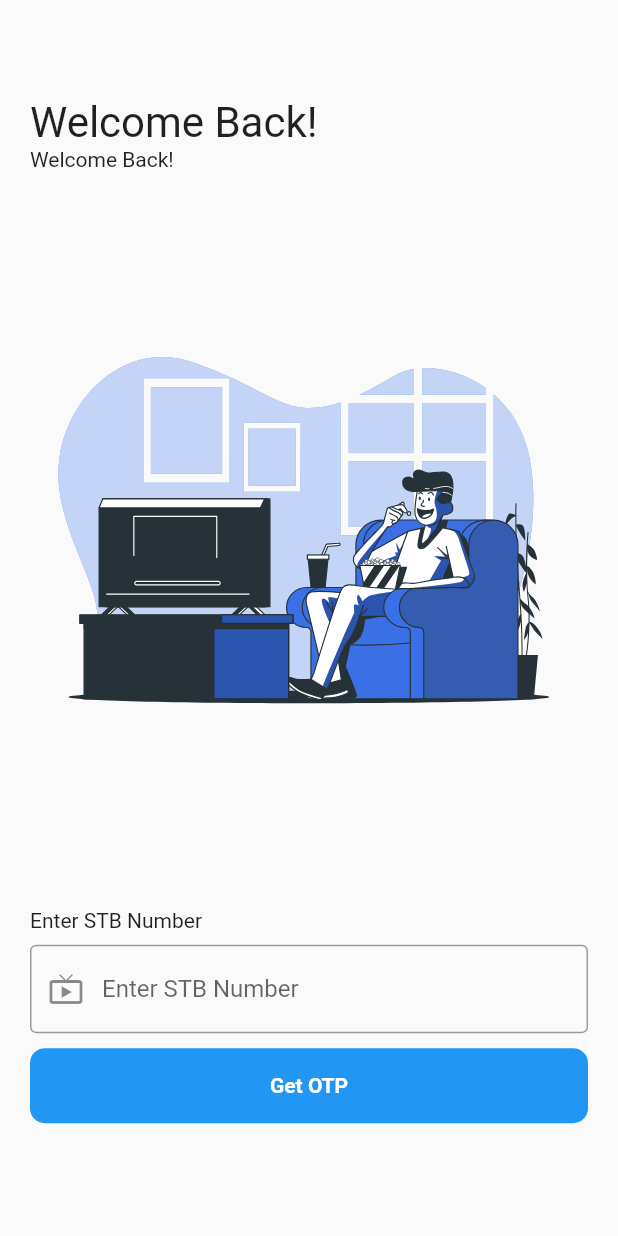
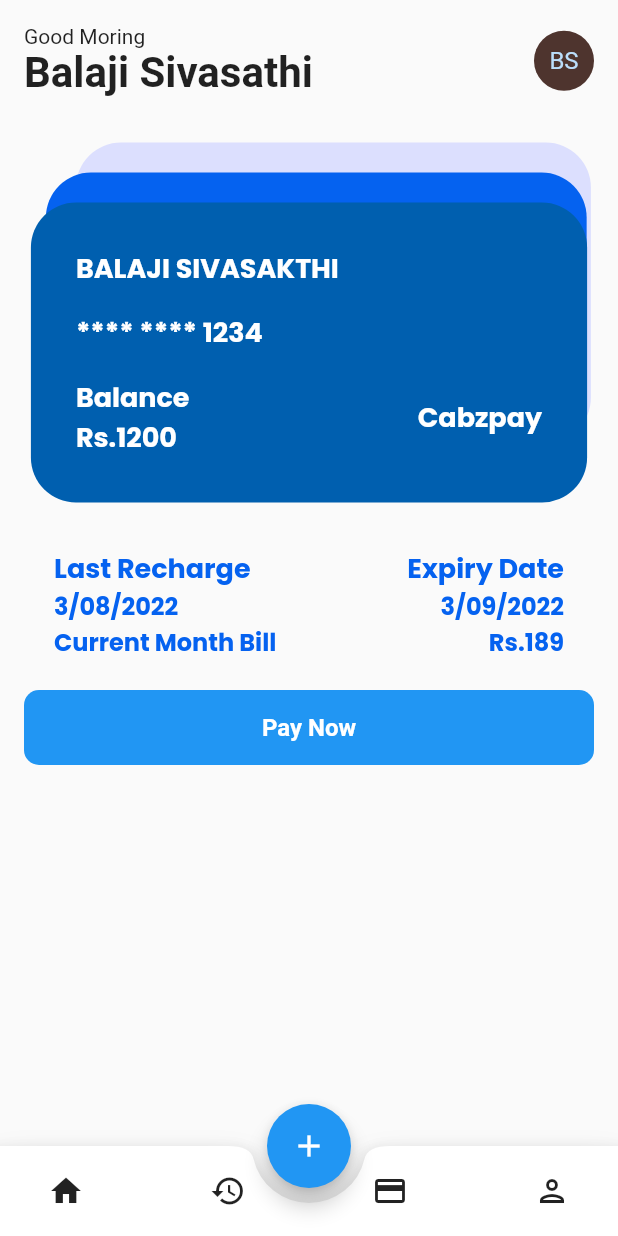
Before and after one commit to balaji-sivasakthi/cabzpay, a Flutter app: the screen it shows after launch, on a phone screen of 412 x 824 dp. Run offline on Flutter 3.47's test engine with Material 2 defaults, Android fonts, the light colour scheme and no system bars; our stand-ins replace flutter_svg, smooth_page_indicator; missing offline and left inert: dart:ffi.

Commit message:
main dart

```diff
--- a/lib/main.dart
+++ b/lib/main.dart
@@ -1,4 +1,6 @@
 import 'package:cabzpay/screens/auth/login_screen.dart';
+import 'package:cabzpay/screens/auth/otp_screen.dart';
+import 'package:cabzpay/screens/home/home_screen.dart';
 import 'package:cabzpay/screens/onboarding_screen.dart';
 import 'package:cabzpay/screens/welcome_screen.dart';
 import "package:flutter/material.dart";
@@ -22,6 +24,6 @@
 class _HomePageState extends State<HomePage> {
   @override
   Widget build(BuildContext context) {
-    return AuthScreen();
+    return HomeScreen();
   }
 }
--- a/lib/screens/auth/login_screen.dart
+++ b/lib/screens/auth/login_screen.dart
@@ -27,7 +27,7 @@ class _AuthScreenState extends State<AuthScreen> {
               crossAxisAlignment: CrossAxisAlignment.start,
               children:[
               Text("Welcome Back!",style: TextStyle(fontSize:28)),
-              Text("Welcome Back!")
+
             ]),
             SvgPicture.asset("assets/images/auth.svg"),
             Container(child: Column(
--- /dev/null
+++ b/lib/screens/home/home_screen.dart
@@ -0,0 +1,255 @@
+import 'dart:ffi';
+
+import 'package:flutter/cupertino.dart';
+import 'package:flutter/material.dart';
+import 'package:flutter/src/foundation/key.dart';
+import 'package:flutter/src/widgets/framework.dart';
+
+class HomeScreen extends StatefulWidget {
+  const HomeScreen({Key? key}) : super(key: key);
+
+  @override
+  State<HomeScreen> createState() => _HomeScreenState();
+}
+
+class _HomeScreenState extends State<HomeScreen> {
+  @override
+  Widget build(BuildContext context) {
+    final double _height = MediaQuery.of(context).size.height;
+    final double _width = MediaQuery.of(context).size.width;
+
+    return Scaffold(
+      floatingActionButton: FloatingActionButton(
+        onPressed: () {},
+        child: Icon(Icons.add),
+      ),
+      floatingActionButtonLocation: FloatingActionButtonLocation.centerDocked,
+      bottomNavigationBar: BottomAppBar(
+        shape: CircularNotchedRectangle(),
+        notchMargin: 10,
+        child: Container(
+          height: 60,
+          child: Row(
+            mainAxisAlignment: MainAxisAlignment.spaceBetween,
+            children: [
+              MaterialButton(
+                onPressed: () {},
+                child: Icon(Icons.home),
+              ),
+              MaterialButton(onPressed: () {}, child: Icon(Icons.history)),
+              MaterialButton(onPressed: () {}, child: Icon(Icons.payment)),
+              MaterialButton(
+                onPressed: () {},
+                child: Icon(Icons.person_outlined),
+              )
+            ],
+          ),
+        ),
+      ),
+      body: SafeArea(
+        child: Container(
+          padding: EdgeInsets.all(16),
+          child: Column(children: [
+            Row(
+              mainAxisAlignment: MainAxisAlignment.spaceBetween,
+              children: [
+                Column(
+                  crossAxisAlignment: CrossAxisAlignment.start,
+                  children: [
+                    Text("Good Moring"),
+                    Text(
+                      "Balaji Sivasathi",
+                      style:
+                          TextStyle(fontSize: 28, fontWeight: FontWeight.bold),
+                    )
+                  ],
+                ),
+                CircleAvatar(
+                  backgroundColor: Colors.brown.shade800,
+                  child: const Text('BS'),
+                )
+              ],
+            ),
+            Container(
+                margin: EdgeInsets.only(top: 60),
+                child: Stack(
+                  clipBehavior: Clip.none,
+                  children: [
+                    Positioned(
+                      top: -30,
+                      left: 30,
+                      child: Container(
+                        width: _width - (_width / 6),
+                        height: 200,
+                        decoration: BoxDecoration(
+                            borderRadius: BorderRadius.circular(30),
+                            color: Color.fromRGBO(220, 223, 254, 1)),
+                      ),
+                    ),
+                    Positioned(
+                      top: -20,
+                      left: 10,
+                      child: Container(
+                        margin: EdgeInsets.symmetric(vertical: 10),
+                        width: _width - (_width / 8),
+                        height: 200,
+                        decoration: BoxDecoration(
+                            borderRadius: BorderRadius.circular(30),
+                            color: Color.fromRGBO(5, 98, 240, 1)),
+                      ),
+                    ),
+                    Positioned(
+                      child: Container(
+                        padding: EdgeInsets.all(30),
+                        child: Column(
+                            crossAxisAlignment: CrossAxisAlignment.start,
+                            mainAxisAlignment: MainAxisAlignment.spaceBetween,
+                            children: [
+                              Text(
+                                "BALAJI SIVASAKTHI",
+                                style: TextStyle(
+                                    color: Colors.white,
+                                    fontSize: 18,
+                                    fontWeight: FontWeight.bold,
+                                    fontFamily: "Poppins"),
+                              ),
+                              Text(
+                                "**** **** 1234",
+                                style: TextStyle(
+                                    color: Colors.white,
+                                    fontSize: 18,
+                                    fontWeight: FontWeight.bold,
+                                    fontFamily: "Poppins"),
+                              ),
+                              Row(
+                                mainAxisAlignment:
+                                    MainAxisAlignment.spaceBetween,
+                                children: [
+                                  Column(
+                                    crossAxisAlignment:
+                                        CrossAxisAlignment.start,
+                                    children: [
+                                      Text(
+                                        "Balance",
+                                        style: TextStyle(
+                                            color: Colors.white,
+                                            fontSize: 18,
+                                            fontWeight: FontWeight.bold,
+                                            fontFamily: "Poppins"),
+                                      ),
+                                      Text(
+                                        "Rs.1200",
+                                        style: TextStyle(
+                                            color: Colors.white,
+                                            fontSize: 18,
+                                            fontFamily: "Poppins"),
+                                      ),
+                                    ],
+                                  ),
+                                  Text(
+                                    "Cabzpay",
+                                    style: TextStyle(
+                                        color: Colors.white,
+                                        fontSize: 18,
+                                        fontFamily: "Poppins"),
+                                  ),
+                                ],
+                              )
+                            ]),
+                        margin: EdgeInsets.symmetric(vertical: 10),
+                        width: _width - (_width / 10),
+                        height: 200,
+                        decoration: BoxDecoration(
+                            borderRadius: BorderRadius.circular(30),
+                            color: Color.fromRGBO(0, 95, 175, 1)),
+                      ),
+                    )
+                  ],
+                )),
+            Container(
+              padding: EdgeInsets.all(20),
+              child: Column(
+
+                children: [
+                  Row(
+                    mainAxisAlignment: MainAxisAlignment.spaceBetween,
+                    children: [
+                      Text(
+                        "Last Recharge",
+                        style: TextStyle(
+                            color: Color.fromRGBO(5, 98, 240, 1),
+                            fontSize: 18,
+                            fontWeight: FontWeight.bold,
+                            fontFamily: "Poppins"),
+                      ),
+                      Text(
+                        "Expiry Date",
+                        style: TextStyle(
+                            color: Color.fromRGBO(5, 98, 240, 1),
+                            fontSize: 18,
+                            fontWeight: FontWeight.bold,
+                            fontFamily: "Poppins"),
+                      ),
+
+                    ],
+                  ),
+
+                  Row(
+                    mainAxisAlignment: MainAxisAlignment.spaceBetween,
+                    children: [
+                      Text(
+                        "3/08/2022",
+                        style: TextStyle(
+                            color: Color.fromRGBO(5, 98, 240, 1),
+                            fontSize: 16,
+                            fontFamily: "Poppins"),
+                      ),
+                      Text(
+                        "3/09/2022",
+                        style: TextStyle(
+                            color: Color.fromRGBO(5, 98, 240, 1),
+                            fontSize: 16,
+                            fontFamily: "Poppins"),
+                      ),
+                    ],
+                  ),
+                   Row(
+                    mainAxisAlignment: MainAxisAlignment.spaceBetween,
+                    children: [
+                     Text(
+                        "Current Month Bill",
+                        style: TextStyle(
+                            color: Color.fromRGBO(5, 98, 240, 1),
+                            fontSize: 16,
+                            fontFamily: "Poppins"),
+                      ),
+                       Text(
+                        "Rs.189",
+                        style: TextStyle(
+                            color: Color.fromRGBO(5, 98, 240, 1),
+                            fontSize: 16,
+                            fontFamily: "Poppins"),
+                      ),
+                  ],)
+                  ,
+                ],
+              ),
+            ),
+           Container(
+                  height: 50,
+                  child: Center(
+                    child: Text(
+                      "Pay Now",
+                      style: TextStyle(color: Colors.white,fontWeight: FontWeight.bold,fontSize: 16),
+                    ),
+                  ),
+                  decoration: BoxDecoration(
+                      color: Colors.blue,
+                      borderRadius: BorderRadius.all(Radius.circular(10))),
+                ),
+          ]),
+        ),
+      ),
+    );
+  }
+}
```
Also changed, not shown: lib/screens/auth/otp_screen.dart (+129 -0 lines).
